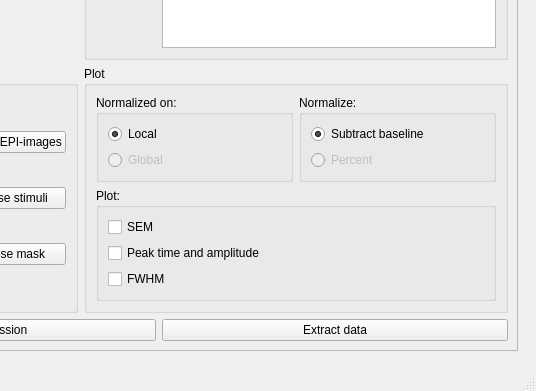
Qt form src/ui/mainwindow.ui (pfechd/jabe) before a commit; both pictures show x 564 to 1100 and y 298 to 689 of the 1100 by 689 pixel window.
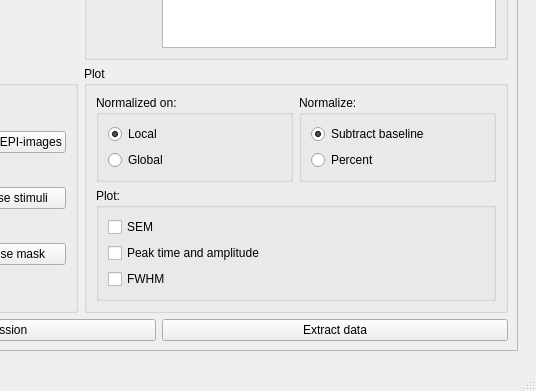
The same form after that commit. The open tabs and pages were chosen to show the change.

Commit message: Activate normalization buttons

```diff
--- a/src/ui/mainwindow.ui
+++ b/src/ui/mainwindow.ui
@@ -1083,11 +1083,14 @@
                      <item>
                       <widget class="QRadioButton" name="global_normalization_btn">
                        <property name="enabled">
-                        <bool>false</bool>
+                        <bool>true</bool>
                        </property>
                        <property name="text">
                         <string>Global</string>
                        </property>
+                       <property name="checkable">
+                        <bool>true</bool>
+                       </property>
                       </widget>
                      </item>
                     </layout>
@@ -1115,7 +1118,7 @@
                      <item>
                       <widget class="QRadioButton" name="percent_btn">
                        <property name="enabled">
-                        <bool>false</bool>
+                        <bool>true</bool>
                        </property>
                        <property name="text">
                         <string>Percent</string>
```
Left out of the diff: 10 changed lines with no effect on the pictures. The commit also changes 2 other files.
